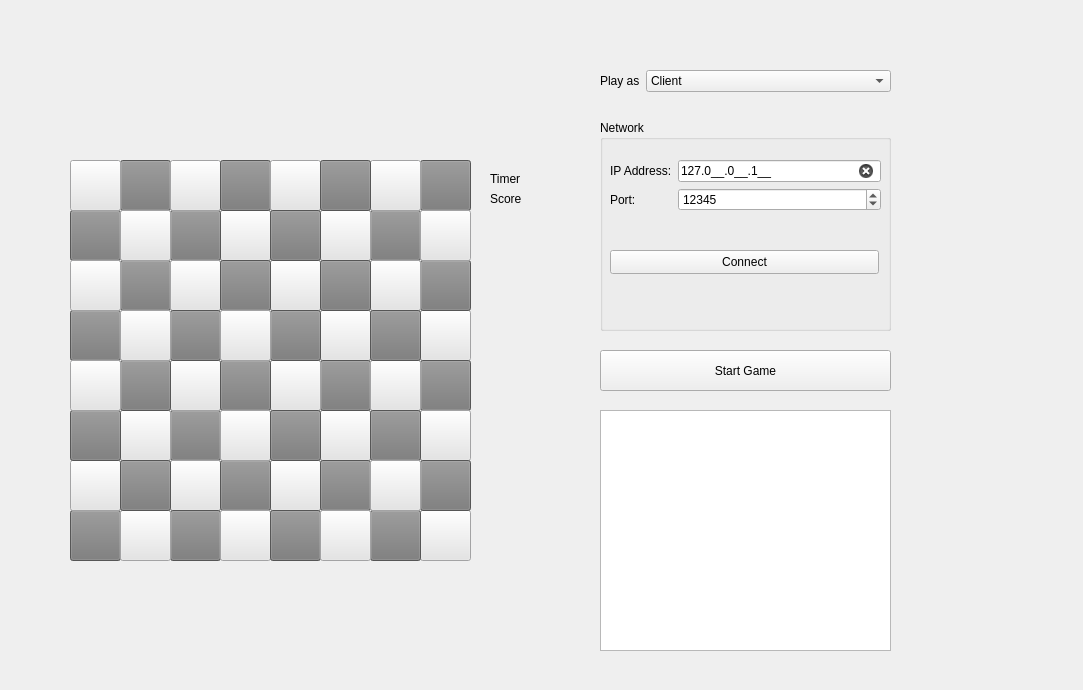
Before: the Qt Designer form schach/schachgui.ui in Charly-62/QtChessApp, drawn with Qt 5.
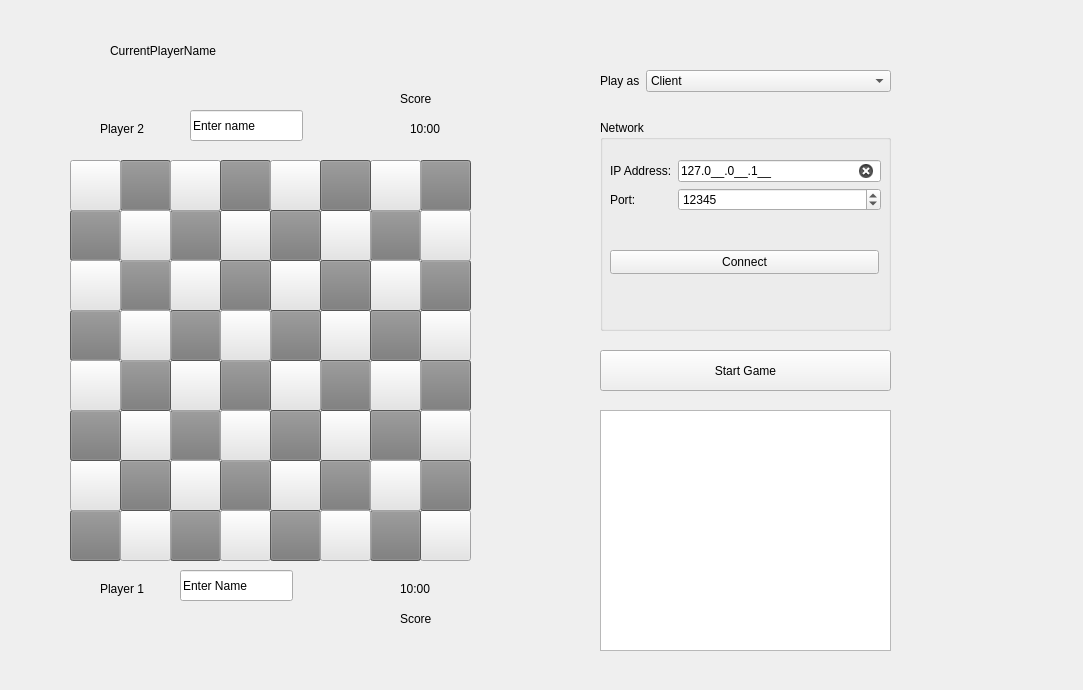
After: the same form once the commit is applied.

```diff
--- a/schach/schachgui.ui
+++ b/schach/schachgui.ui
@@ -1143,8 +1143,8 @@
   <widget class="QLabel" name="scorelbl">
    <property name="geometry">
     <rect>
-     <x>490</x>
-     <y>190</y>
+     <x>400</x>
+     <y>90</y>
      <width>64</width>
      <height>17</height>
     </rect>
@@ -1186,19 +1186,6 @@
     </item>
    </layout>
   </widget>
-  <widget class="QLabel" name="timerlbl">
-   <property name="geometry">
-    <rect>
-     <x>490</x>
-     <y>170</y>
-     <width>64</width>
-     <height>17</height>
-    </rect>
-   </property>
-   <property name="text">
-    <string>Timer</string>
-   </property>
-  </widget>
   <widget class="QListWidget" name="lstNetzwerkConsole">
    <property name="geometry">
     <rect>
@@ -1209,6 +1196,110 @@
     </rect>
    </property>
   </widget>
+  <widget class="QLabel" name="lblWhiteTimer">
+   <property name="geometry">
+    <rect>
+     <x>400</x>
+     <y>580</y>
+     <width>64</width>
+     <height>17</height>
+    </rect>
+   </property>
+   <property name="text">
+    <string>10:00</string>
+   </property>
+  </widget>
+  <widget class="QLabel" name="lblBlackTimer">
+   <property name="geometry">
+    <rect>
+     <x>410</x>
+     <y>120</y>
+     <width>64</width>
+     <height>17</height>
+    </rect>
+   </property>
+   <property name="text">
+    <string>10:00</string>
+   </property>
+  </widget>
+  <widget class="QLabel" name="scorelbl_2">
+   <property name="geometry">
+    <rect>
+     <x>400</x>
+     <y>610</y>
+     <width>64</width>
+     <height>17</height>
+    </rect>
+   </property>
+   <property name="text">
+    <string>Score</string>
+   </property>
+  </widget>
+  <widget class="QLineEdit" name="leName1">
+   <property name="geometry">
+    <rect>
+     <x>180</x>
+     <y>570</y>
+     <width>113</width>
+     <height>31</height>
+    </rect>
+   </property>
+   <property name="text">
+    <string>Enter Name</string>
+   </property>
+  </widget>
+  <widget class="QLabel" name="lblName1">
+   <property name="geometry">
+    <rect>
+     <x>100</x>
+     <y>580</y>
+     <width>64</width>
+     <height>17</height>
+    </rect>
+   </property>
+   <property name="text">
+    <string>Player 1</string>
+   </property>
+  </widget>
+  <widget class="QLineEdit" name="leName2">
+   <property name="geometry">
+    <rect>
+     <x>190</x>
+     <y>110</y>
+     <width>113</width>
+     <height>31</height>
+    </rect>
+   </property>
+   <property name="text">
+    <string>Enter name</string>
+   </property>
+  </widget>
+  <widget class="QLabel" name="lblName2">
+   <property name="geometry">
+    <rect>
+     <x>100</x>
+     <y>120</y>
+     <width>64</width>
+     <height>17</height>
+    </rect>
+   </property>
+   <property name="text">
+    <string>Player 2</string>
+   </property>
+  </widget>
+  <widget class="QLabel" name="lblCurrentPlayerName">
+   <property name="geometry">
+    <rect>
+     <x>110</x>
+     <y>10</y>
+     <width>281</width>
+     <height>81</height>
+    </rect>
+   </property>
+   <property name="text">
+    <string>CurrentPlayerName</string>
+   </property>
+  </widget>
  </widget>
  <resources/>
  <connections/>
```
